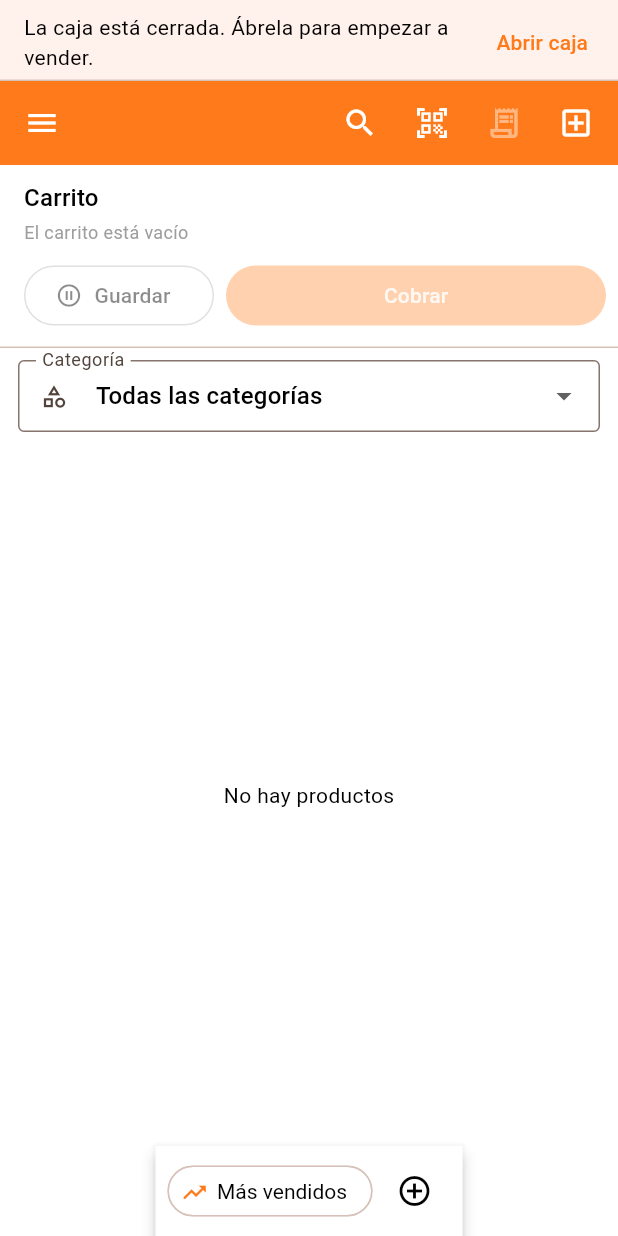
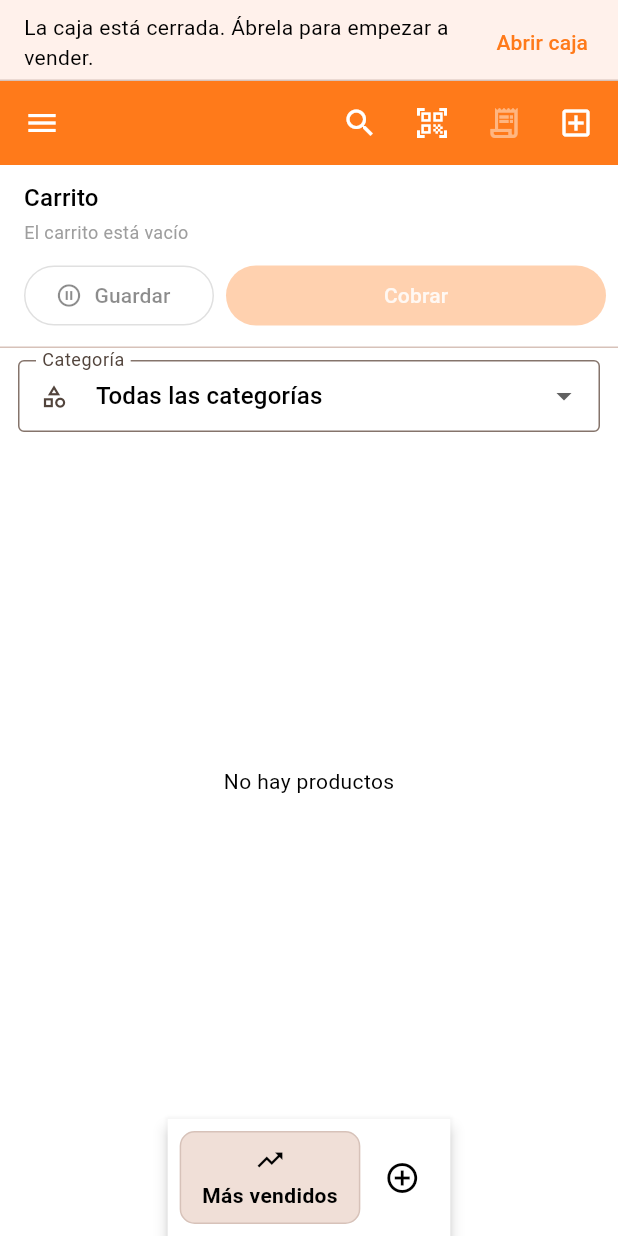
Before and after one commit to p1np0n/POSible, a Flutter app: the HomeShell screen opened directly, on a phone screen of 412 x 824 dp. Run offline on Flutter 3.47's test engine with Material 3 defaults, Android fonts, the phone set to English and light mode, and no system bars; our stand-ins replace audioplayers, csv, file_picker, image_picker, share_plus, shared_preferences and 1 more; missing offline and left inert: mobile_scanner; accounts and stored records are empty.

Commit message:
Ventas: pestañas cuadradas y más grandes, buscar solo en la pestaña marcada, y arreglar foco del lector USB tras Cobrar
- Pestañas rápidas ("Más vendidos" + personalizadas) pasan de píldoras
  chicas a botones cuadrados más grandes, más fáciles de tocar y leer.
- Con una pestaña marcada, escribir en el buscador ahora filtra solo
  los artículos de esa pestaña, no todo el catálogo (comportamiento
  anterior de la tarea "buscar en toda la lista" quedaba invertido).
- Corrige que el lector de código de barras USB dejaba de agregar
  productos solos después de la primera vez que se usaba el popup de
  Cobrar: al ser una hoja modal, le robaba el foco al buscador
  invisible y nunca se lo devolvía. Ahora CartPanel avisa con
  onCheckoutClosed cuando el popup se cierra (se haya completado la
  venta o no) para que pos_screen.dart le devuelva el foco.

El badge de stock editable en cada mosaico (pedido junto con estos
cambios) ya estaba implementado y en producción desde el PR anterior.

```diff
--- a/lib/screens/pos/cart_panel.dart
+++ b/lib/screens/pos/cart_panel.dart
@@ -28,9 +28,21 @@ import 'checkout_sheet.dart';
 class CartPanel extends StatefulWidget {
   final VoidCallback? onSaleCompleted;
   final VoidCallback? onTicketHeld;
+  // Se llama al cerrarse el popup de Cobrar, se haya completado una venta o
+  // no — el popup es una hoja modal, así que le roba el foco al buscador
+  // (clave para que el lector de código de barras USB siga agregando solo
+  // al escanear); esto le avisa a quien contenga el carrito que le
+  // devuelva el foco.
+  final VoidCallback? onCheckoutClosed;
   final bool compact;
 
-  const CartPanel({super.key, this.onSaleCompleted, this.onTicketHeld, this.compact = false});
+  const CartPanel({
+    super.key,
+    this.onSaleCompleted,
+    this.onTicketHeld,
+    this.onCheckoutClosed,
+    this.compact = false,
+  });
 
   @override
   State<CartPanel> createState() => _CartPanelState();
@@ -199,8 +211,9 @@ class _CartPanelState extends State<CartPanel> {
     );
   }
 
-  void _openCheckout() {
-    showCheckoutSheet(context, taxRatePercent: _taxRatePercent, onSaleCompleted: widget.onSaleCompleted);
+  Future<void> _openCheckout() async {
+    await showCheckoutSheet(context, taxRatePercent: _taxRatePercent, onSaleCompleted: widget.onSaleCompleted);
+    widget.onCheckoutClosed?.call();
   }
 
   /// Lo que se le cobra al cliente: el subtotal del carrito menos el
--- a/lib/screens/pos/pos_screen.dart
+++ b/lib/screens/pos/pos_screen.dart
@@ -395,20 +395,19 @@ class _PosScreenState extends State<PosScreen> {
       return _topSellingIds.map((id) => byId[id]).whereType<Product>().where(_matchesSearch).toList();
     }
     if (_selectedPageId != null) {
-      // Mientras no se busque nada, se muestra solo lo que se agregó a
-      // mano a esta pestaña — pero en cuanto se escribe algo, se busca en
-      // TODO el catálogo (no solo en lo ya agregado), para poder vender
-      // cualquier producto sin salir de la pestaña ni tener que agregarlo
-      // a ella primero.
+      // Con una pestaña marcada, la búsqueda se acota a lo que ya se
+      // agregó a esa pestaña (no a todo el catálogo) — así "buscar" dentro
+      // de una pestaña realmente filtra sus artículos, en vez de traer
+      // productos que no están ahí.
+      final pageProducts = _productsForPage(_selectedPageId!);
       if (_search.trim().isNotEmpty) {
-        return _products.where(_matchesSearch).toList();
+        return pageProducts.where(_matchesSearch).toList();
       }
-      return _productsForPage(_selectedPageId!).toList();
+      return pageProducts;
     }
-    // Mismo criterio que en una pestaña: con una categoría específica
-    // elegida, en cuanto se escribe algo en el buscador se busca en todo
-    // el catálogo (no solo en esa categoría), para no dejar productos
-    // "escondidos" solo porque están en otra categoría.
+    // A diferencia de una pestaña, con una categoría del catálogo elegida
+    // la búsqueda sigue mirando todo el catálogo (no solo esa categoría),
+    // para no dejar productos "escondidos" solo porque están en otra.
     if (_search.trim().isNotEmpty) {
       return _products.where(_matchesSearch).toList();
     }
@@ -847,6 +846,7 @@ class _PosScreenState extends State<PosScreen> {
             _loadData();
             _refreshOpenTicketCount();
           },
+          onCheckoutClosed: _refocusSearch,
         );
         // Pantalla ancha (tablet horizontal, computador): el carrito va
         // siempre lado a lado, completo, a la derecha, y las pestañas de
@@ -914,16 +914,17 @@ class _PosScreenState extends State<PosScreen> {
       child: SafeArea(
         top: false,
         child: Padding(
-          padding: const EdgeInsets.symmetric(horizontal: 8, vertical: 6),
+          padding: const EdgeInsets.symmetric(horizontal: 8, vertical: 8),
           child: SingleChildScrollView(
             scrollDirection: Axis.horizontal,
             child: Row(
               children: [
-                FilterChip(
-                  avatar: const Icon(Icons.trending_up, size: 18),
-                  label: const Text('Más vendidos'),
+                _quickTabButton(
+                  label: 'Más vendidos',
+                  icon: Icons.trending_up,
                   selected: _showTopSelling,
-                  onSelected: (value) {
+                  onTap: () {
+                    final value = !_showTopSelling;
                     setState(() {
                       _showTopSelling = value;
                       if (value) {
@@ -936,10 +937,11 @@ class _PosScreenState extends State<PosScreen> {
                 ),
                 for (final page in _pages) ...[
                   const SizedBox(width: 8),
-                  ChoiceChip(
-                    label: Text(page.name),
+                  _quickTabButton(
+                    label: page.name,
                     selected: _selectedPageId == page.id,
-                    onSelected: (value) {
+                    onTap: () {
+                      final value = _selectedPageId != page.id;
                       setState(() {
                         _selectedPageId = value ? page.id : null;
                         _showTopSelling = false;
@@ -967,6 +969,51 @@ class _PosScreenState extends State<PosScreen> {
               ],
             ),
           ),
+        ),
+      ),
+    );
+  }
+
+  /// Botón cuadrado (esquinas apenas redondeadas, no en píldora) y más
+  /// grande que un Chip normal de Material — para que "Más vendidos" y cada
+  /// pestaña personalizada sean fáciles de tocar y de leer de un vistazo
+  /// mientras se vende.
+  Widget _quickTabButton({
+    required String label,
+    IconData? icon,
+    required bool selected,
+    required VoidCallback onTap,
+  }) {
+    final colorScheme = Theme.of(context).colorScheme;
+    final bg = selected ? colorScheme.primary : colorScheme.surfaceContainerHighest;
+    final fg = selected ? colorScheme.onPrimary : colorScheme.onSurface;
+    return InkWell(
+      onTap: onTap,
+      borderRadius: BorderRadius.circular(10),
+      child: Container(
+        constraints: const BoxConstraints(minWidth: 88, minHeight: 60),
+        padding: const EdgeInsets.symmetric(horizontal: 14, vertical: 8),
+        decoration: BoxDecoration(
+          color: bg,
+          borderRadius: BorderRadius.circular(10),
+          border: selected ? null : Border.all(color: colorScheme.outlineVariant),
+        ),
+        child: Column(
+          mainAxisAlignment: MainAxisAlignment.center,
+          mainAxisSize: MainAxisSize.min,
+          children: [
+            if (icon != null) ...[
+              Icon(icon, size: 20, color: fg),
+              const SizedBox(height: 4),
+            ],
+            Text(
+              label,
+              style: TextStyle(color: fg, fontWeight: FontWeight.w600, fontSize: 14),
+              textAlign: TextAlign.center,
+              maxLines: 1,
+              overflow: TextOverflow.ellipsis,
+            ),
+          ],
         ),
       ),
     );
```
Also changed, not shown: 1 other file.
